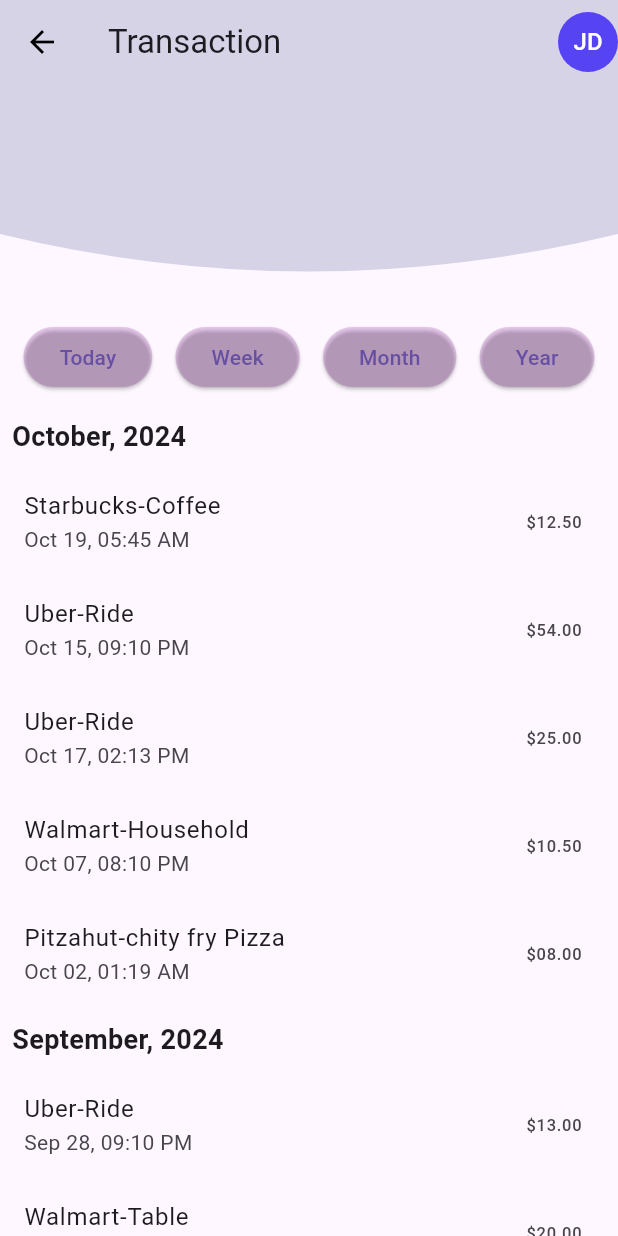
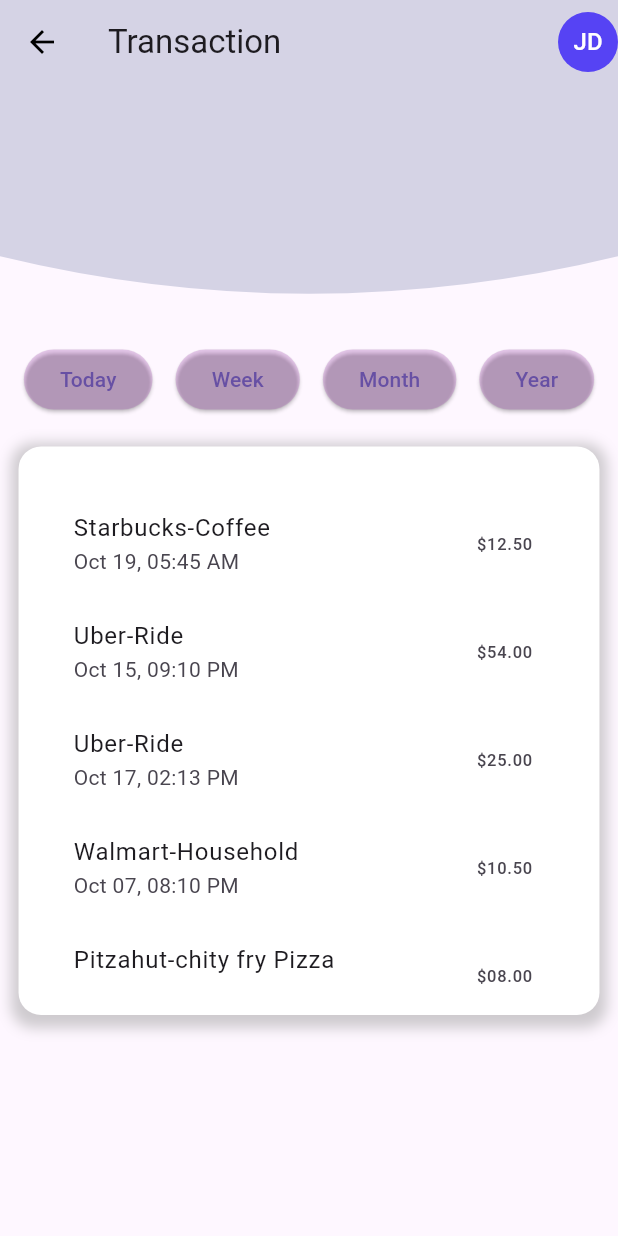
Before and after one commit to WrenixAdmin/Mobile-App--Finance, a Flutter app: the TransactionHistoryScreen screen opened directly, on a phone screen of 412 x 824 dp. Run offline on Flutter 3.47's test engine with Material 3 defaults, Android fonts, the phone set to English and light mode, and no system bars.

Commit message:
fixed screens

```diff
--- /dev/null
+++ b/FrontEnd/finance/lib/components/curve_cliper.dart
@@ -0,0 +1,16 @@
+import 'package:flutter/cupertino.dart';
+
+class CurveClipper extends CustomClipper<Path> {
+  @override
+  Path getClip(Size size) {
+    var path = Path();
+    path.lineTo(0, size.height - 50);
+    path.quadraticBezierTo(size.width / 2, size.height, size.width, size.height - 50);
+    path.lineTo(size.width, 0);
+    path.close();
+    return path;
+  }
+
+  @override
+  bool shouldReclip(CustomClipper<Path> oldClipper) => false;
+}
--- a/FrontEnd/finance/lib/main.dart
+++ b/FrontEnd/finance/lib/main.dart
@@ -17,7 +17,7 @@
   Widget build(BuildContext context) {
     return  MaterialApp(
       debugShowCheckedModeBanner: false,
-      home: SplashScreen(),
+      home: TransactionHistoryScreen(),
     );
   }
 }
--- a/FrontEnd/finance/lib/screens/transactional/transactional_screen.dart
+++ b/FrontEnd/finance/lib/screens/transactional/transactional_screen.dart
@@ -1,7 +1,8 @@
 import 'package:finance/utils/colors.dart';
-import 'package:flutter/cupertino.dart';
 import 'package:flutter/material.dart';
 import 'package:finance/components/ProfileIcon.dart';
+
+import '../../components/curve_cliper.dart';
 
 class Transaction {
   final String month;
@@ -37,8 +38,12 @@
 
   const TransactionHistoryScreen({super.key});
 
+
   @override
   Widget build(BuildContext context) {
+    final screenWidth = MediaQuery.of(context).size.width;
+    final screenHeight = MediaQuery.of(context).size.height;
+
     return Scaffold(
       appBar: AppBar(
         backgroundColor: AppColors.bodyBagroundColor,
@@ -58,12 +63,12 @@
           ClipPath(
             clipper: CurveClipper(),
             child: Container(
-              color:  AppColors.bodyBagroundColor,
-              height: 150,
+              color: AppColors.bodyBagroundColor,
+              height: screenHeight * 0.2,
             ),
           ),
           Padding(
-            padding: const EdgeInsets.all(8.0),
+            padding: EdgeInsets.symmetric(horizontal: screenWidth * 0.02, vertical: screenHeight * 0.01),
             child: Row(
               mainAxisAlignment: MainAxisAlignment.spaceAround,
               children: [
@@ -74,32 +79,40 @@
               ],
             ),
           ),
-          Expanded(
+          Container(
+            margin: EdgeInsets.all(screenWidth * 0.03),
+            padding: EdgeInsets.all(screenWidth * 0.05),
+            decoration: BoxDecoration(
+              color: Colors.white,
+              borderRadius: BorderRadius.circular(15.0),
+              boxShadow: [
+                BoxShadow(
+                  color: Colors.grey.withOpacity(0.5),
+                  spreadRadius: 5,
+                  blurRadius: 7,
+                  offset: Offset(0, 3), // changes position of shadow
+                ),
+              ],
+            ),
+            child: Column(
+              children: [
+                SizedBox(height: screenHeight * 0.01),
+                Container(
+                  height: screenHeight * 0.4, // Adjust the height of the 3D container
                   child: ListView.builder(
+                    shrinkWrap: true,
                     itemCount: history.transactions.length,
                     itemBuilder: (context, index) {
                       final transaction = history.transactions[index];
-                final isNewMonth = index == 0 || transaction.month != history.transactions[index - 1].month;
-
-                return Column(
-                  crossAxisAlignment: CrossAxisAlignment.start,
-                  children: [
-                    if (isNewMonth)
-                      Padding(
-                        padding: const EdgeInsets.all(8.0),
-                        child: Text(
-                          transaction.month,
-                          style: const TextStyle(fontSize: 18, fontWeight: FontWeight.bold),
-                        ),
-                      ),
-                    ListTile(
+                      return ListTile(
                         title: Text(transaction.name),
                         subtitle: Text(transaction.date),
                         trailing: Text(transaction.amount),
+                      );
+                    },
+                  ),
                 ),
               ],
-                );
-              },
             ),
           ),
         ],
@@ -122,18 +135,3 @@
     );
   }
 }
-
-class CurveClipper extends CustomClipper<Path> {
-  @override
-  Path getClip(Size size) {
-    var path = Path();
-    path.lineTo(0, size.height - 50);
-    path.quadraticBezierTo(size.width / 2, size.height, size.width, size.height - 50);
-    path.lineTo(size.width, 0);
-    path.close();
-    return path;
-  }
-
-  @override
-  bool shouldReclip(CustomClipper<Path> oldClipper) => false;
-}
```
Lines whose indentation alone changed are shown as unchanged.
